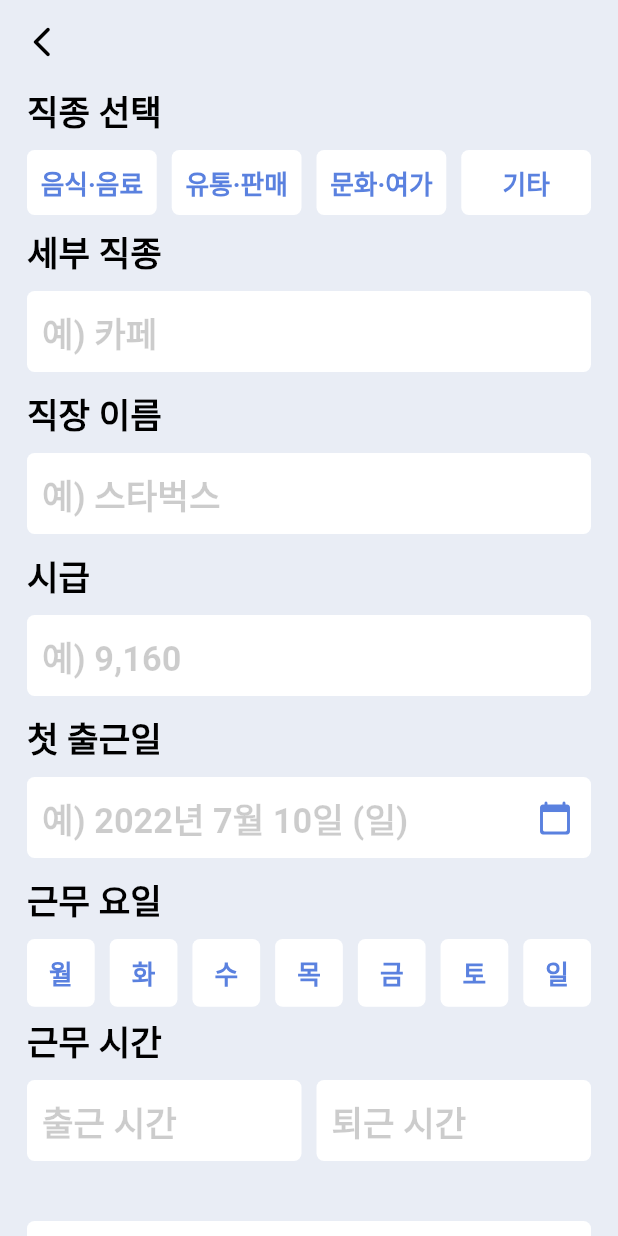
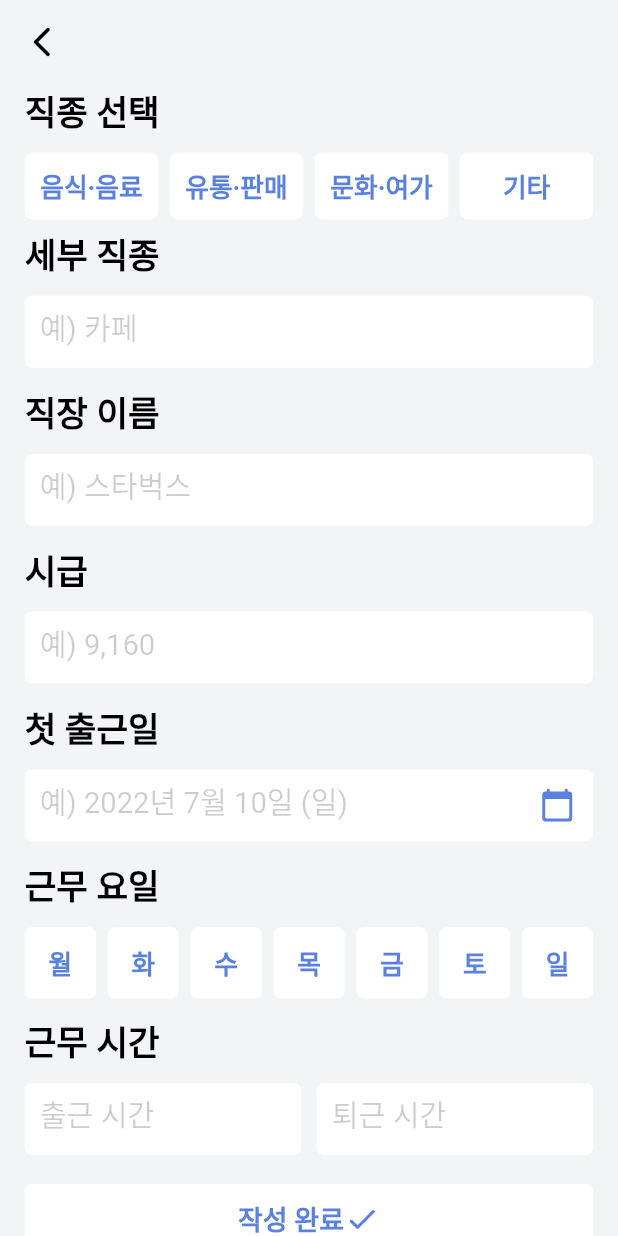
Before and after one commit to char-null/aalbaya, a Flutter app: the AddTaskPage screen opened directly, on a phone screen of 412 x 824 dp. Run offline on Flutter 3.47's test engine with Material 2 defaults, Android fonts, the phone set to English and light mode, and no system bars; drawn by our look-alikes of flutter_form_builder; our stand-ins replace flutter_screenutil, form_builder_validators, get, sqflite; accounts and stored records are empty.

Commit message:
const 추가

```diff
--- a/lib/src/pages/add_job_page.dart
+++ b/lib/src/pages/add_job_page.dart
@@ -18,12 +18,12 @@
   Widget build(BuildContext context) {
     final _formkey = GlobalKey<FormBuilderState>();
     final _ = Get.put(JobController());
-    final viewController = Get.put(ViewController());
+    final viewController = Get.find<ViewController>();
     return GetBuilder<JobController>(builder: (_) {
       return Scaffold(
-        backgroundColor: backgroundcolor,
+        backgroundColor: const Color(0xfff3f4f6),
         appBar: AppBar(
-          backgroundColor: backgroundcolor,
+          backgroundColor: const Color(0xfff3f4f6),
           elevation: 0.0,
           leading: IconButton(
             icon: const Icon(Icons.arrow_back_ios_new_rounded),
@@ -35,8 +35,8 @@
         ),
         body: SingleChildScrollView(
           child: Padding(
-            padding: const EdgeInsets.symmetric(
-              horizontal: 18.0,
+            padding: EdgeInsets.symmetric(
+              horizontal: width * 0.08,
             ),
             child: FormBuilder(
               key: _formkey,
@@ -50,7 +50,7 @@
                   hourlyWage(),
                   firstDay(),
                   choiceDay(),
-                  const Text(
+                  Text(
                     '근무 시간',
                     style: headstyle,
                   ),
@@ -58,14 +58,14 @@
                   Row(
                     children: [
                       workTime('attendance', '출근 시간'),
-                      const SizedBox(
-                        width: 10,
+                      SizedBox(
+                        width: width * 0.05,
                       ),
                       workTime('closing', '퇴근 시간'),
                     ],
                   ),
-                  const SizedBox(
-                    height: 40,
+                  SizedBox(
+                    height: height * 0.05,
                   ),
                   InkWell(
                     onTap: () async {
@@ -142,8 +142,8 @@
   }
 
   SizedBox empty() {
-    return const SizedBox(
-      height: 10,
+    return SizedBox(
+      height: height * 0.03,
     );
   }
 
@@ -152,7 +152,7 @@
     return Column(
       crossAxisAlignment: CrossAxisAlignment.start,
       children: [
-        const Text(
+        Text(
           '직종 선택',
           style: headstyle,
         ),
@@ -161,11 +161,11 @@
           height: 50,
           child: GridView.builder(
             physics: const ScrollPhysics(),
-            gridDelegate: const SliverGridDelegateWithFixedCrossAxisCount(
+            gridDelegate: SliverGridDelegateWithFixedCrossAxisCount(
               crossAxisCount: 4,
               childAspectRatio: 2 / 1,
-              mainAxisSpacing: 10,
-              crossAxisSpacing: 10,
+              mainAxisSpacing: height,
+              crossAxisSpacing: height * 0.02,
             ),
             itemBuilder: (context, index) {
               return GestureDetector(
@@ -211,20 +211,20 @@
     return Column(
       crossAxisAlignment: CrossAxisAlignment.start,
       children: [
-        const Text(
+        Text(
           '근무 요일',
           style: headstyle,
         ),
         empty(),
         SizedBox(
-          height: 50,
+          height: height * 0.15,
           child: GridView.builder(
             physics: const ScrollPhysics(),
-            gridDelegate: const SliverGridDelegateWithFixedCrossAxisCount(
+            gridDelegate: SliverGridDelegateWithFixedCrossAxisCount(
               crossAxisCount: 7,
               childAspectRatio: 1 / 1,
-              mainAxisSpacing: 10,
-              crossAxisSpacing: 10,
+              mainAxisSpacing: height,
+              crossAxisSpacing: height * 0.02,
             ),
             itemBuilder: (context, index) {
               return GestureDetector(
@@ -267,12 +267,6 @@
   Widget workTime(String name, String hinttext) {
     final _ = Get.find<JobController>();
     return Expanded(
-      child: Container(
-        decoration: BoxDecoration(
-          borderRadius: BorderRadius.circular(
-            5,
-          ),
-        ),
       child: FormBuilderDateTimePicker(
         validator: (val) {
           return val == null ? "시간을 입력해주세요." : null;
@@ -295,8 +289,11 @@
         inputType: InputType.time,
         timePickerInitialEntryMode: TimePickerEntryMode.input,
         name: name,
-          style: headstyle,
+        style: formbuilderstyle,
         decoration: InputDecoration(
+          focusedBorder: OutlineInputBorder(
+            borderRadius: BorderRadius.circular(5),
+          ),
           enabledBorder: OutlineInputBorder(
               borderSide: BorderSide.none,
               borderRadius: BorderRadius.circular(5)),
@@ -308,10 +305,7 @@
               const EdgeInsets.symmetric(horizontal: 10, vertical: 10),
           hoverColor: Colors.white,
           hintText: hinttext,
-            hintStyle: TextStyle(
-              color: Colors.black.withOpacity(0.2),
-            ),
-          ),
+          hintStyle: formbuilderhintstyle,
         ),
       ),
     );
@@ -321,7 +315,7 @@
     return Column(
       crossAxisAlignment: CrossAxisAlignment.start,
       children: [
-        const Text(
+        Text(
           '첫 출근일',
           style: headstyle,
         ),
@@ -334,7 +328,7 @@
           inputType: InputType.date,
           format: DateFormat.yMMMEd('ko'),
           name: 'firstday',
-          style: headstyle,
+          style: formbuilderstyle,
           transitionBuilder: (context, child) {
             return Theme(
               data: ThemeData.dark().copyWith(
@@ -365,9 +359,7 @@
                   const EdgeInsets.symmetric(horizontal: 10, vertical: 10),
               hoverColor: Colors.white,
               hintText: '예) ${DateFormat.yMMMEd('ko').format(DateTime.now())}',
-              hintStyle: TextStyle(
-                color: Colors.black.withOpacity(0.2),
-              ),
+              hintStyle: formbuilderhintstyle,
               errorStyle: pointstyle),
         ),
         empty()
@@ -394,8 +386,12 @@
           name: name,
           cursorWidth: 1,
           cursorColor: Colors.black,
-          style: headstyle,
+          style: formbuilderstyle,
           decoration: InputDecoration(
+              focusedBorder: OutlineInputBorder(
+                borderSide: const BorderSide(width: 2, color: pointcolor),
+                borderRadius: BorderRadius.circular(5),
+              ),
               enabledBorder: OutlineInputBorder(
                   borderSide: BorderSide.none,
                   borderRadius: BorderRadius.circular(5)),
@@ -407,10 +403,7 @@
                   const EdgeInsets.symmetric(horizontal: 10, vertical: 10),
               hoverColor: Colors.white,
               hintText: hinttext,
-            hintStyle: TextStyle(
-              color: Colors.black.withOpacity(0.2),
-            ),
-          ),
+              hintStyle: formbuilderhintstyle),
         ),
         empty()
       ],
@@ -423,7 +416,7 @@
     return Column(
       crossAxisAlignment: CrossAxisAlignment.start,
       children: [
-        const Text(
+        Text(
           '시급',
           style: headstyle,
         ),
@@ -441,8 +434,12 @@
           name: 'hourlywage',
           cursorWidth: 1,
           cursorColor: Colors.black,
-          style: headstyle,
+          style: formbuilderstyle,
           decoration: InputDecoration(
+              focusedBorder: OutlineInputBorder(
+                borderSide: const BorderSide(width: 2, color: pointcolor),
+                borderRadius: BorderRadius.circular(5),
+              ),
               enabledBorder: OutlineInputBorder(
                   borderSide: BorderSide.none,
                   borderRadius: BorderRadius.circular(5)),
@@ -454,10 +451,7 @@
                   const EdgeInsets.symmetric(horizontal: 10, vertical: 10),
               hoverColor: Colors.white,
               hintText: '예) ${formatCurrency.format(9160)}',
-            hintStyle: TextStyle(
-              color: Colors.black.withOpacity(0.2),
-            ),
-          ),
+              hintStyle: formbuilderhintstyle),
         ),
         empty()
       ],
```
Also changed, not shown: lib/src/pages/home_page.dart (+143 -93 lines), lib/src/pages/report_page.dart (+75 -49 lines), lib/src/pages/settings_page.dart (added, +168 -0 lines). Lines whose indentation alone changed are shown as unchanged.
